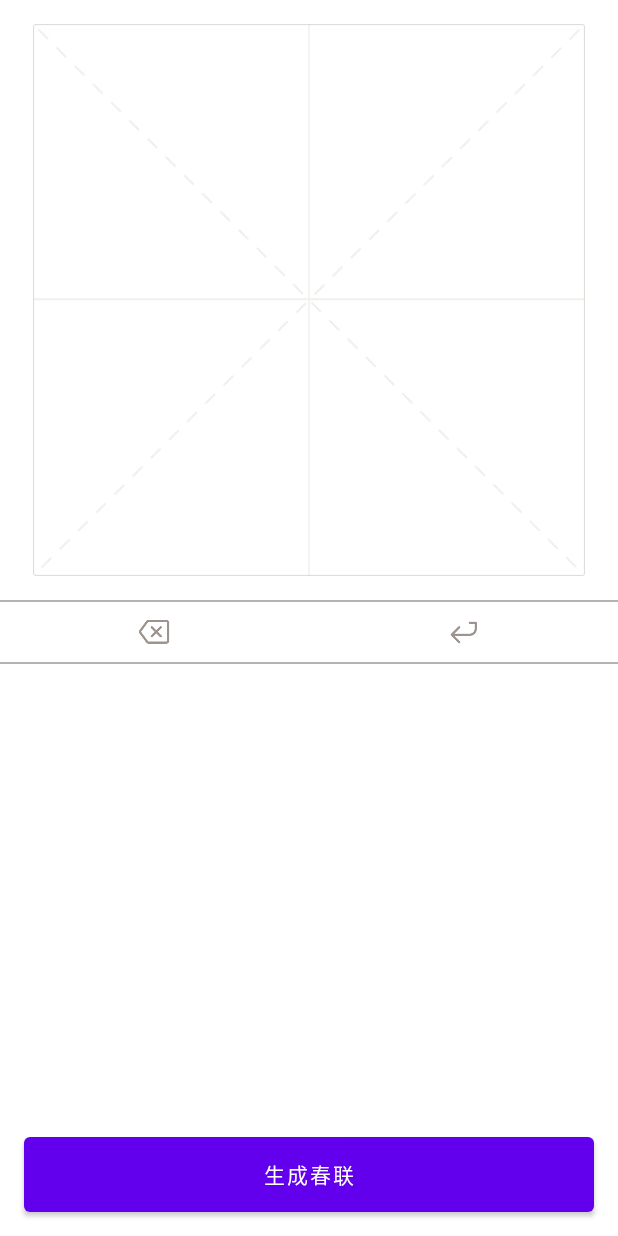
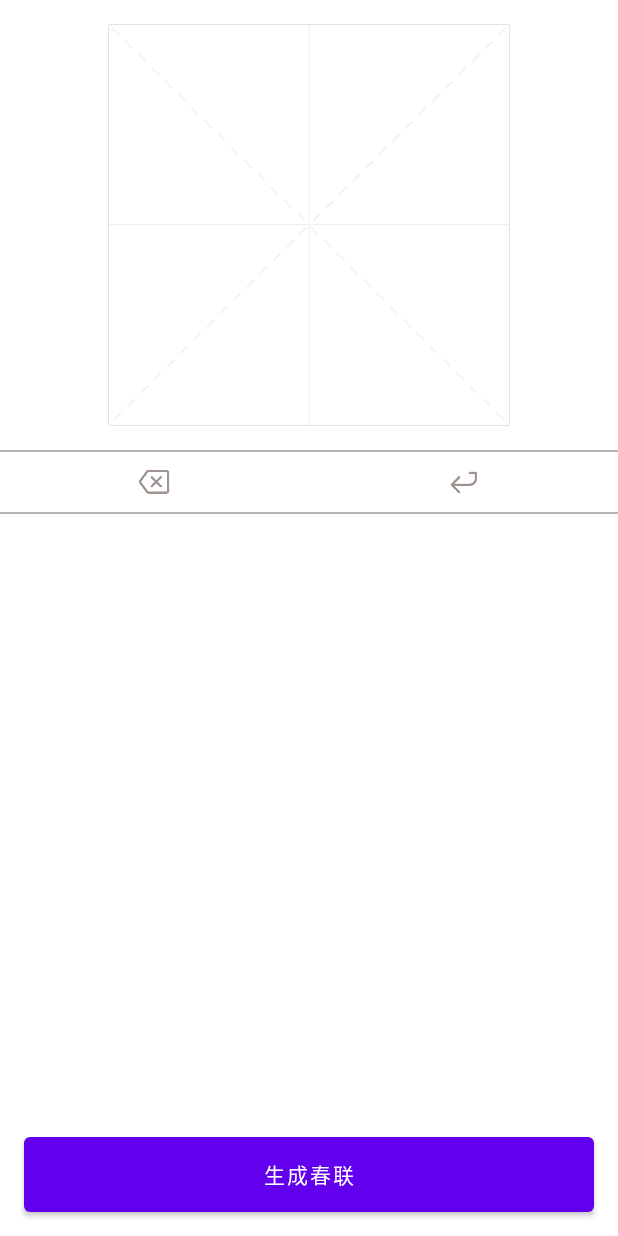
Before and after one commit to RicardoJiang/compose-handwriting, an Android app built with Jetpack Compose: the screen it shows after launch (MainActivity), on a phone screen of 412 x 824 dp. Run offline under Robolectric (Android 15) with nearby library versions, the phone set to English and light mode, and no system bars; our stand-ins replace accompanist.

```diff
--- a/app/src/main/java/com/zj/compose/handwriting/ui/widget/SpringBoard.kt
+++ b/app/src/main/java/com/zj/compose/handwriting/ui/widget/SpringBoard.kt
@@ -45,8 +45,8 @@ import com.zj.compose.handwriting.viewmodel.SpringBoardViewStates
 fun SpringPage(onPreview: () -> Unit) {
     val viewModel = viewModel<SpringBoardViewModel>()
     val states by viewModel.viewStates.collectAsState()
-    val width = with(LocalDensity.current) { 400.dp.toPx() }
-    val height = with(LocalDensity.current) { 400.dp.toPx() }
+    val width = with(LocalDensity.current) { 300.dp.toPx() }
+    val height = with(LocalDensity.current) { 300.dp.toPx() }
     val bitmap = remember {
         Bitmap.createBitmap(
             width.toInt(),
@@ -64,7 +64,7 @@ fun SpringPage(onPreview: () -> Unit) {
         ) {
             BoxWithConstraints(
                 modifier = Modifier
-                    .size(400.dp)
+                    .size(300.dp)
                     .padding(16.dp)
             ) {
 
```
Also changed, not shown: app/src/main/java/com/zj/compose/handwriting/ui/widget/SpringPreview.kt (+19 -10 lines).
